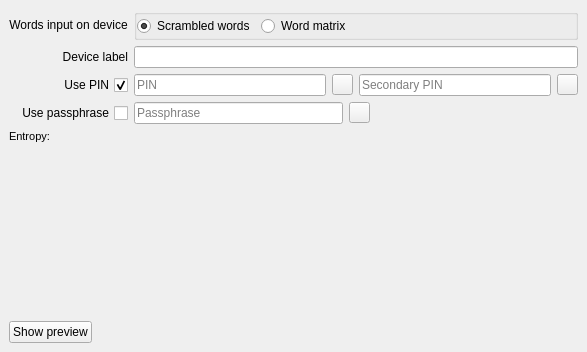
Before: the Qt Designer form src/ui/ui_hw_recovery_wdg.ui in Bertrand256/dash-masternode-tool, drawn with Qt 5.
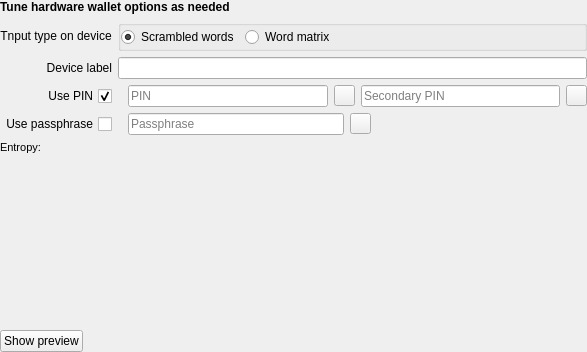
After: the same form once the commit is applied.

Commit message: Some UI tweaks for the wallet tools dialog.

What changed in the file:
```diff
--- a/src/ui/ui_hw_recovery_wdg.ui
+++ b/src/ui/ui_hw_recovery_wdg.ui
@@ -304,13 +304,45 @@
      </widget>
      <widget class="QWidget" name="page4">
       <layout class="QVBoxLayout" name="verticalLayout_3">
+       <property name="spacing">
+        <number>6</number>
+       </property>
+       <property name="leftMargin">
+        <number>0</number>
+       </property>
+       <property name="topMargin">
+        <number>0</number>
+       </property>
+       <property name="rightMargin">
+        <number>0</number>
+       </property>
+       <property name="bottomMargin">
+        <number>0</number>
+       </property>
        <item>
-        <layout class="QGridLayout" name="gridLayout"/>
+        <widget class="QLabel" name="lblStep1HexEntropy_2">
+         <property name="text">
+          <string>&lt;b&gt;Tune hardware wallet options as needed&lt;/b&gt;</string>
+         </property>
+        </widget>
        </item>
        <item>
         <layout class="QGridLayout" name="gridLayout_2">
+         <property name="spacing">
+          <number>6</number>
+         </property>
          <item row="2" column="1">
           <layout class="QHBoxLayout" name="horizontalLayout_3">
+           <item>
+            <widget class="QLabel" name="lblPinMessage">
+             <property name="text">
+              <string> </string>
+             </property>
+             <property name="wordWrap">
+              <bool>false</bool>
+             </property>
+            </widget>
+           </item>
            <item>
             <widget class="QLineEdit" name="edtHwOptionsPIN">
              <property name="sizePolicy">
@@ -456,6 +488,16 @@
          </item>
          <item row="3" column="1">
           <layout class="QHBoxLayout" name="horizontalLayout_4">
+           <item>
+            <widget class="QLabel" name="lblPassphraseMessage">
+             <property name="text">
+              <string> </string>
+             </property>
+             <property name="wordWrap">
+              <bool>false</bool>
+             </property>
+            </widget>
+           </item>
            <item>
             <widget class="QLineEdit" name="edtPassphrase">
              <property name="toolTip">
@@ -509,7 +551,7 @@
          <item row="0" column="0">
           <widget class="QLabel" name="lblDeviceWordsInputType">
            <property name="text">
-            <string>Words input on device</string>
+            <string>Tnput type on device</string>
            </property>
            <property name="alignment">
             <set>Qt::AlignCenter</set>
```
Left out of the diff: 12 changed lines with no effect on the pictures. The commit also changes 9 other files.
